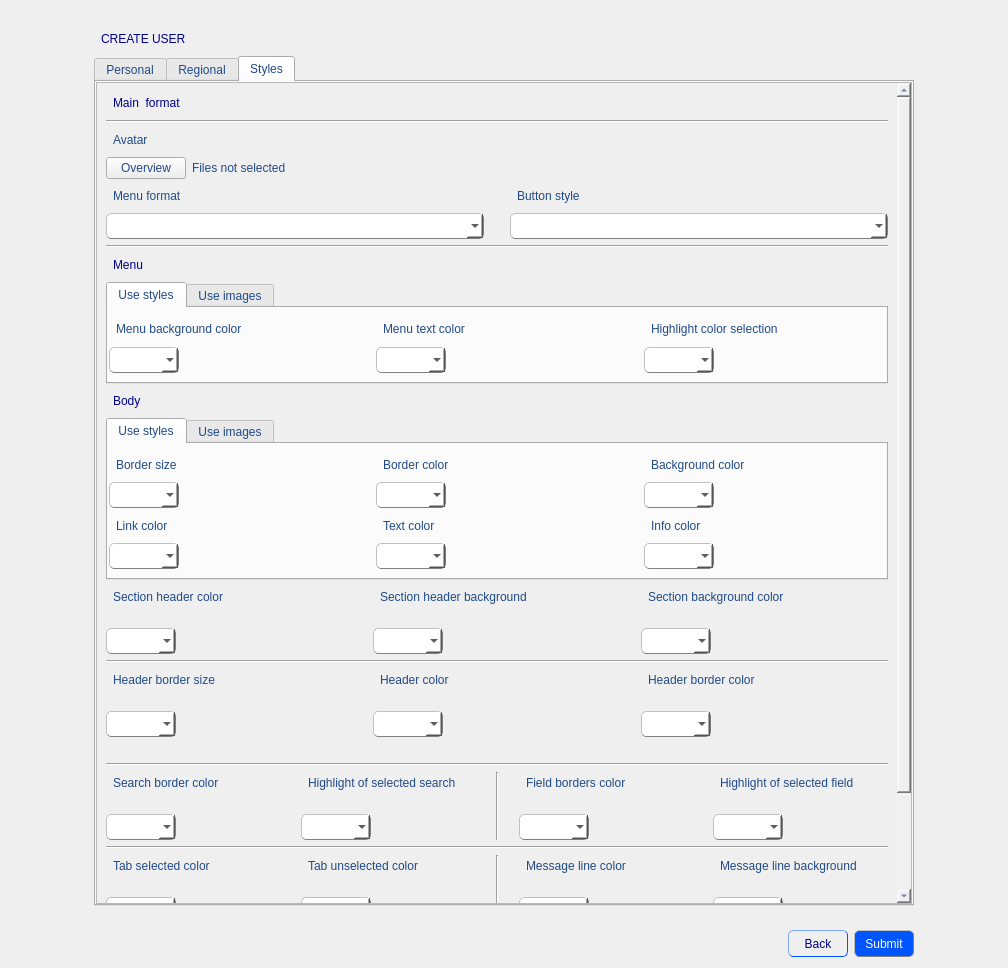
First picture: the form in Builder/Builder/createuserform.ui, repository Rork96/QtProjects, before the edit.
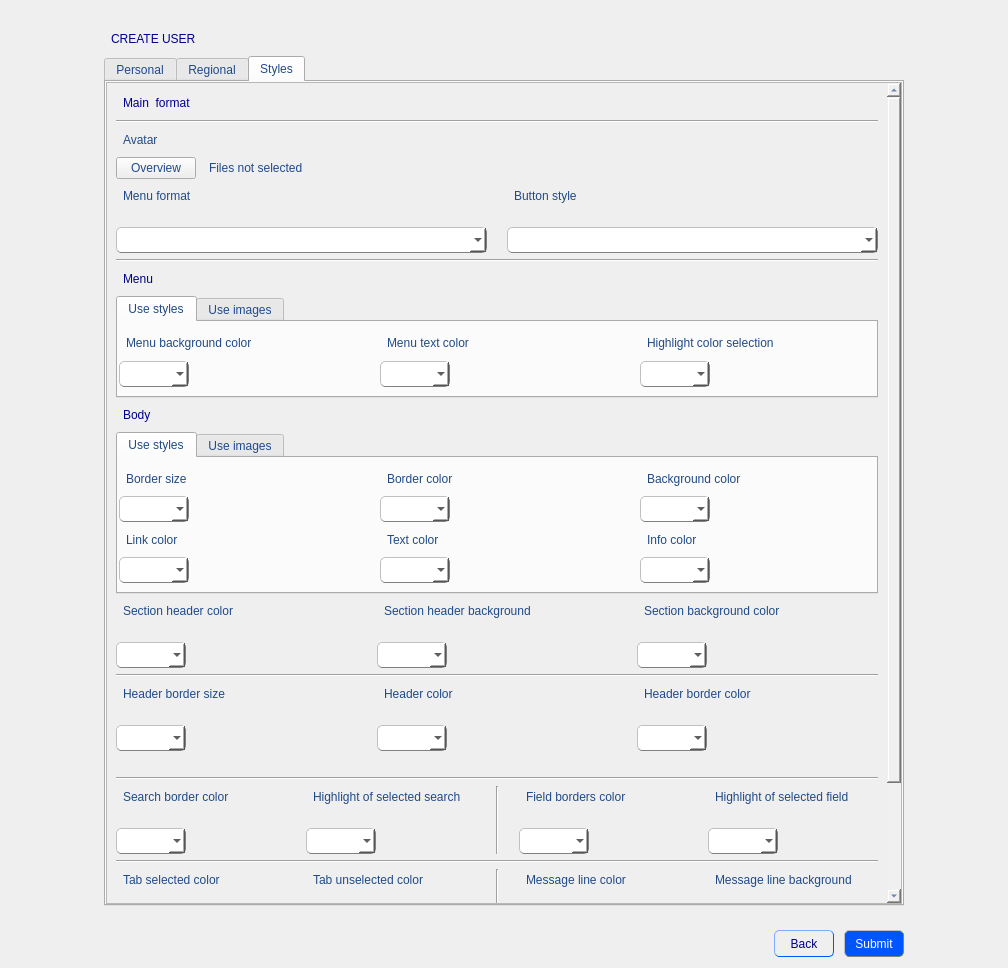
Second picture: the form after the edit. The open tabs and pages were chosen to show the change.

Diff of the .ui file:
```diff
--- a/Builder/Builder/createuserform.ui
+++ b/Builder/Builder/createuserform.ui
@@ -14,11 +14,81 @@
    <string>Form</string>
   </property>
   <property name="styleSheet">
-   <string notr="true"/>
+   <string notr="true">QTabWidget {
+               color: blue;
+               padding: 4px;
+               border-radius: 5px;
+               border: 1px solid grey; 
+               border-style: outset;
+	           font: 11pt &quot;MS Shell Dlg 2&quot;;
+              }
+QWidget {
+               color: rgb(32, 74, 135);
+	           font: 11pt &quot;MS Shell Dlg 2&quot;;
+              }
+QScrollBar {
+			   background-color: rgb(240, 240, 240);
+              }
+QLabel {
+               color: rgb(32, 74, 135);
+               padding: 4px;
+               border-radius: 5px;
+               border-style: outset;
+	           font: 11pt &quot;MS Shell Dlg 2&quot;;
+              }
+QLineEdit {
+               color: black;
+               padding: 4px;
+               border: 1px solid grey; 
+               border-radius: 5px;
+               border-style: outset;
+	           font: 10pt &quot;MS Shell Dlg 2&quot;;
+              }
+QComboBox {
+			   color: black;
+               padding: 4px;
+               border: 1px solid grey; 
+               border-radius: 5px;
+               border-style: outset;
+               font: 9pt &quot;MS Shell Dlg 2&quot;;
+			   background-color: rgb(255, 255, 255);
+              }
+QCheckBox {
+               color: rgb(32, 74, 135);
+               padding: 4px;
+               border-radius: 5px;
+               border-style: outset;
+	           font: 11pt &quot;MS Shell Dlg 2&quot;;
+              }
+QListView {
+               color: black;
+               padding: 4px;
+               border: 1px solid grey; 
+               border-radius: 5px;
+               border-style: outset;
+	           font: 10pt &quot;MS Shell Dlg 2&quot;;
+              }
+QPushButton {
+               font: 10pt &quot;MS Shell Dlg 2&quot;;
+              }
+
+QPushButton:hover {
+               color: blue;
+               border: 1px solid grey;
+               }
+
+QPushButton:pressed {
+               color:  darkblue;
+               background: shadow;
+               border-style: inset;
+               }</string>
   </property>
   <layout class="QGridLayout" name="gridLayout_3">
    <item row="5" column="1">
     <layout class="QHBoxLayout" name="horizontalLayout_3">
+     <property name="spacing">
+      <number>0</number>
+     </property>
      <item>
       <spacer name="horizontalSpacer">
        <property name="orientation">
@@ -67,6 +137,22 @@
        </property>
       </widget>
      </item>
+     <item>
+      <spacer name="horizontalSpacer_6">
+       <property name="orientation">
+        <enum>Qt::Horizontal</enum>
+       </property>
+       <property name="sizeType">
+        <enum>QSizePolicy::Maximum</enum>
+       </property>
+       <property name="sizeHint" stdset="0">
+        <size>
+         <width>10</width>
+         <height>20</height>
+        </size>
+       </property>
+      </spacer>
+     </item>
      <item>
       <widget class="QToolButton" name="userSubmitButton">
        <property name="minimumSize">
@@ -191,7 +277,7 @@
      </property>
      <property name="minimumSize">
       <size>
-       <width>820</width>
+       <width>800</width>
        <height>850</height>
       </size>
      </property>
@@ -202,21 +288,7 @@
       </size>
      </property>
      <property name="styleSheet">
-      <string notr="true">QTabWidget {
-               color: blue;
-               padding: 4px;
-               border-radius: 5px;
-               border: 1px solid grey; 
-               border-style: outset;
-	           font: 11pt &quot;MS Shell Dlg 2&quot;;
-              }
-QWidget {
-               color: rgb(32, 74, 135);
-	           font: 11pt &quot;MS Shell Dlg 2&quot;;
-              }
-QScrollBar {
-			   background-color: rgb(240, 240, 240);
-              }</string>
+      <string notr="true"/>
      </property>
      <property name="currentIndex">
       <number>0</number>
@@ -1101,8 +1173,8 @@
            <rect>
             <x>0</x>
             <y>0</y>
-            <width>795</width>
-            <height>980</height>
+            <width>775</width>
+            <height>982</height>
            </rect>
           </property>
           <layout class="QGridLayout" name="gridLayout_11">
@@ -1122,18 +1194,15 @@
            </item>
            <item row="1" column="0" colspan="2">
             <layout class="QHBoxLayout" name="horizontalLayout_7">
+             <property name="spacing">
+              <number>20</number>
+             </property>
              <item>
               <layout class="QVBoxLayout" name="verticalLayout_18">
                <item>
                 <widget class="QLabel" name="label_20">
                  <property name="styleSheet">
-                  <string notr="true">QLabel {
-               color: rgb(32, 74, 135);
-               padding: 4px;
-               border-radius: 5px;
-               border-style: outset;
-	           font: 11pt &quot;MS Shell Dlg 2&quot;;
-              }</string>
+                  <string notr="true"/>
                  </property>
                  <property name="text">
                   <string>Menu format</string>
@@ -1143,48 +1212,18 @@
                <item>
                 <widget class="QComboBox" name="btnFormatBox">
                  <property name="styleSheet">
-                  <string notr="true">QComboBox {
-			   color: black;
-               padding: 4px;
-               border: 1px solid grey; 
-               border-radius: 5px;
-               border-style: outset;
-               font: 9pt &quot;MS Shell Dlg 2&quot;;
-			   background-color: rgb(255, 255, 255);
-              }</string>
+                  <string notr="true"/>
                  </property>
                 </widget>
                </item>
               </layout>
              </item>
-             <item>
-              <spacer name="horizontalSpacer_9">
-               <property name="orientation">
-                <enum>Qt::Horizontal</enum>
-               </property>
-               <property name="sizeType">
-                <enum>QSizePolicy::Maximum</enum>
-               </property>
-               <property name="sizeHint" stdset="0">
-                <size>
-                 <width>20</width>
-                 <height>20</height>
-                </size>
-               </property>
-              </spacer>
-             </item>
              <item>
               <layout class="QVBoxLayout" name="verticalLayout_19">
                <item>
                 <widget class="QLabel" name="label_21">
                  <property name="styleSheet">
-                  <string notr="true">QLabel {
-               color: rgb(32, 74, 135);
-               padding: 4px;
-               border-radius: 5px;
-               border-style: outset;
-	           font: 11pt &quot;MS Shell Dlg 2&quot;;
-              }</string>
+                  <string notr="true"/>
                  </property>
                  <property name="text">
                   <string>Button style</string>
@@ -1194,15 +1233,7 @@
                <item>
                 <widget class="QComboBox" name="btnStyleBox">
                  <property name="styleSheet">
-                  <string notr="true">QComboBox {
-			   color: black;
-               padding: 4px;
-               border: 1px solid grey; 
-               border-radius: 5px;
-               border-style: outset;
-               font: 9pt &quot;MS Shell Dlg 2&quot;;
-			   background-color: rgb(255, 255, 255);
-              }</string>
+                  <string notr="true"/>
                  </property>
                 </widget>
                </item>
@@ -1233,13 +1264,7 @@
                   </sizepolicy>
                  </property>
                  <property name="styleSheet">
-                  <string notr="true">QLabel {
-               color: rgb(32, 74, 135);
-               padding: 4px;
-               border-radius: 5px;
-               border-style: outset;
-	           font: 11pt &quot;MS Shell Dlg 2&quot;;
-              }</string>
+                  <string notr="true"/>
                  </property>
                  <property name="text">
                   <string>Section header color</string>
@@ -1263,15 +1288,7 @@
                     </size>
                    </property>
                    <property name="styleSheet">
-                    <string notr="true">QComboBox {
-			   color: black;
-               padding: 4px;
-               border: 1px solid grey; 
-               border-radius: 5px;
-               border-style: outset;
-               font: 9pt &quot;MS Shell Dlg 2&quot;;
-			   background-color: rgb(255, 255, 255);
-              }</string>
+                    <string notr="true"/>
                    </property>
                   </widget>
                  </item>
@@ -1303,13 +1320,7 @@
                   </sizepolicy>
                  </property>
                  <property name="styleSheet">
-                  <string notr="true">QLabel {
-               color: rgb(32, 74, 135);
-               padding: 4px;
-               border-radius: 5px;
-               border-style: outset;
-	           font: 11pt &quot;MS Shell Dlg 2&quot;;
-              }</string>
+                  <string notr="true"/>
                  </property>
                  <property name="text">
                   <string>Section header background</string>
@@ -1330,15 +1341,7 @@
                     </size>
                    </property>
                    <property name="styleSheet">
-                    <string notr="true">QComboBox {
-			   color: black;
-               padding: 4px;
-               border: 1px solid grey; 
-               border-radius: 5px;
-               border-style: outset;
-               font: 9pt &quot;MS Shell Dlg 2&quot;;
-			   background-color: rgb(255, 255, 255);
-              }</string>
+                    <string notr="true"/>
                    </property>
                   </widget>
                  </item>
@@ -1370,13 +1373,7 @@
                   </sizepolicy>
                  </property>
                  <property name="styleSheet">
-                  <string notr="true">QLabel {
-               color: rgb(32, 74, 135);
-               padding: 4px;
-               border-radius: 5px;
-               border-style: outset;
-	           font: 11pt &quot;MS Shell Dlg 2&quot;;
-              }</string>
+                  <string notr="true"/>
                  </property>
                  <property name="text">
                   <string>Section background color</string>
@@ -1397,15 +1394,7 @@
                     </size>
                    </property>
                    <property name="styleSheet">
-                    <string notr="true">QComboBox {
-			   color: black;
-               padding: 4px;
-               border: 1px solid grey; 
-               border-radius: 5px;
-               border-style: outset;
-               font: 9pt &quot;MS Shell Dlg 2&quot;;
-			   background-color: rgb(255, 255, 255);
-              }</string>
+                    <string notr="true"/>
                    </property>
                   </widget>
                  </item>
@@ -1444,13 +1433,7 @@
                   </sizepolicy>
                  </property>
                  <property name="styleSheet">
-                  <string notr="true">QLabel {
-               color: rgb(32, 74, 135);
-               padding: 4px;
-               border-radius: 5px;
-               border-style: outset;
-	           font: 11pt &quot;MS Shell Dlg 2&quot;;
-              }</string>
+                  <string notr="true"/>
                  </property>
                  <property name="text">
                   <string>Header border size</string>
@@ -1471,15 +1454,7 @@
                     </size>
                    </property>
                    <property name="styleSheet">
-                    <string notr="true">QComboBox {
-			   color: black;
-               padding: 4px;
-               border: 1px solid grey; 
-               border-radius: 5px;
-               border-style: outset;
-               font: 9pt &quot;MS Shell Dlg 2&quot;;
-			   background-color: rgb(255, 255, 255);
-              }</string>
+                    <string notr="true"/>
                    </property>
                   </widget>
                  </item>
@@ -1511,13 +1486,7 @@
                   </sizepolicy>
                  </property>
                  <property name="styleSheet">
-                  <string notr="true">QLabel {
-               color: rgb(32, 74, 135);
-               padding: 4px;
-               border-radius: 5px;
-               border-style: outset;
-	           font: 11pt &quot;MS Shell Dlg 2&quot;;
-              }</string>
+                  <string notr="true"/>
                  </property>
                  <property name="text">
                   <string>Header color</string>
@@ -1538,15 +1507,7 @@
                     </size>
                    </property>
                    <property name="styleSheet">
-                    <string notr="true">QComboBox {
-			   color: black;
-               padding: 4px;
-               border: 1px solid grey; 
-               border-radius: 5px;
-               border-style: outset;
-               font: 9pt &quot;MS Shell Dlg 2&quot;;
-			   background-color: rgb(255, 255, 255);
-              }</string>
+                    <string notr="true"/>
                    </property>
                   </widget>
                  </item>
@@ -1578,13 +1539,7 @@
                   </sizepolicy>
                  </property>
                  <property name="styleSheet">
-                  <string notr="true">QLabel {
-               color: rgb(32, 74, 135);
-               padding: 4px;
-               border-radius: 5px;
-               border-style: outset;
-	           font: 11pt &quot;MS Shell Dlg 2&quot;;
-              }</string>
+                  <string notr="true"/>
                  </property>
                  <property name="text">
                   <string>Header border color</string>
@@ -1605,15 +1560,7 @@
                     </size>
                    </property>
                    <property name="styleSheet">
-                    <string notr="true">QComboBox {
-			   color: black;
-               padding: 4px;
-               border: 1px solid grey; 
-               border-radius: 5px;
-               border-style: outset;
-               font: 9pt &quot;MS Shell Dlg 2&quot;;
-			   background-color: rgb(255, 255, 255);
-              }</string>
+                    <string notr="true"/>
                    </property>
                   </widget>
                  </item>
@@ -1664,13 +1611,7 @@
              <item>
               <widget class="QLabel" name="label_19">
                <property name="styleSheet">
-                <string notr="true">QLabel {
-               color: rgb(32, 74, 135);
-               padding: 4px;
-               border-radius: 5px;
-               border-style: outset;
-	           font: 11pt &quot;MS Shell Dlg 2&quot;;
-              }</string>
+                <string notr="true"/>
                </property>
                <property name="text">
                 <string>Avatar</string>
@@ -1682,20 +1623,7 @@
                <item>
                 <widget class="QPushButton" name="avatarButton">
                  <property name="styleSheet">
-                  <string notr="true">QPushButton {
-               font: 10pt &quot;MS Shell Dlg 2&quot;;
-              }
-
-QPushButton:hover {
-               color: blue;
-               border: 1px solid grey;
-               }
-
-QPushButton:pressed {
-               color:  darkblue;
-               background: shadow;
-               border-style: inset;
-               }</string>
+                  <string notr="true"/>
                  </property>
                  <property name="text">
                   <string>Overview</string>
@@ -1704,6 +1632,9 @@
                </item>
                <item>
                 <widget class="QLabel" name="avatarNameLabel">
+                 <property name="styleSheet">
+                  <string notr="true"/>
+                 </property>
                  <property name="text">
                   <string>Files not selected</string>
                  </property>
@@ -1753,6 +1684,9 @@
              </item>
              <item>
               <widget class="QTabWidget" name="useStylesTabWidget">
+               <property name="styleSheet">
+                <string notr="true"/>
+               </property>
                <property name="currentIndex">
                 <number>0</number>
                </property>
@@ -1772,13 +1706,7 @@
                    <item>
                     <widget class="QLabel" name="label_24">
                      <property name="styleSheet">
-                      <string notr="true">QLabel {
-               color: rgb(32, 74, 135);
-               padding: 4px;
-               border-radius: 5px;
-               border-style: outset;
-	           font: 11pt &quot;MS Shell Dlg 2&quot;;
-              }</string>
+                      <string notr="true"/>
                      </property>
                      <property name="text">
                       <string>Highlight color selection</string>
@@ -1805,15 +1733,7 @@
                         </size>
                        </property>
                        <property name="styleSheet">
-                        <string notr="true">QComboBox {
-			   color: black;
-               padding: 4px;
-               border: 1px solid grey; 
-               border-radius: 5px;
-               border-style: outset;
-               font: 9pt &quot;MS Shell Dlg 2&quot;;
-			   background-color: rgb(255, 255, 255);
-              }</string>
+                        <string notr="true"/>
                        </property>
                       </widget>
                      </item>
@@ -1839,13 +1759,7 @@
                    <item>
                     <widget class="QLabel" name="label_23">
                      <property name="styleSheet">
-                      <string notr="true">QLabel {
-               color: rgb(32, 74, 135);
-               padding: 4px;
-               border-radius: 5px;
-               border-style: outset;
-	           font: 11pt &quot;MS Shell Dlg 2&quot;;
-              }</string>
+                      <string notr="true"/>
                      </property>
                      <property name="text">
                       <string>Menu text color</string>
@@ -1872,15 +1786,7 @@
                         </size>
                        </property>
                        <property name="styleSheet">
-                        <string notr="true">QComboBox {
-			   color: black;
-               padding: 4px;
-               border: 1px solid grey; 
-               border-radius: 5px;
-               border-style: outset;
-               font: 9pt &quot;MS Shell Dlg 2&quot;;
-			   background-color: rgb(255, 255, 255);
-              }</string>
+                        <string notr="true"/>
                        </property>
                       </widget>
                      </item>
@@ -1906,13 +1812,7 @@
                    <item>
                     <widget class="QLabel" name="label_22">
                      <property name="styleSheet">
-                      <string notr="true">QLabel {
-               color: rgb(32, 74, 135);
-               padding: 4px;
-               border-radius: 5px;
-               border-style: outset;
-	           font: 11pt &quot;MS Shell Dlg 2&quot;;
-              }</string>
+                      <string notr="true"/>
                      </property>
                      <property name="text">
                       <string>Menu background color</string>
@@ -1945,15 +1845,7 @@
                         </size>
                        </property>
                        <property name="styleSheet">
-                        <string notr="true">QComboBox {
-			   color: black;
-               padding: 4px;
-               border: 1px solid grey; 
-               border-radius: 5px;
-               border-style: outset;
-               font: 9pt &quot;MS Shell Dlg 2&quot;;
-			   background-color: rgb(255, 255, 255);
-              }</string>
+                        <string notr="true"/>
                        </property>
                       </widget>
                      </item>
@@ -1975,22 +1867,6 @@
                   </layout>
                  </item>
                  <item row="0" column="1">
-                  <spacer name="horizontalSpacer_10">
-                   <property name="orientation">
-                    <enum>Qt::Horizontal</enum>
-                   </property>
-                   <property name="sizeType">
-                    <enum>QSizePolicy::Maximum</enum>
-                   </property>
-                   <property name="sizeHint" stdset="0">
-                    <size>
-                     <width>20</width>
-                     <height>20</height>
-                    </size>
-                   </property>
-                  </spacer>
-                 </item>
-                 <item row="0" column="3">
                   <spacer name="horizontalSpacer_11">
                    <property name="orientation">
                     <enum>Qt::Horizontal</enum>
@@ -2006,6 +1882,22 @@
                    </property>
                   </spacer>
                  </item>
+                 <item row="0" column="3">
+                  <spacer name="horizontalSpacer_5">
+                   <property name="orientation">
+                    <enum>Qt::Horizontal</enum>
+                   </property>
+                   <property name="sizeType">
+                    <enum>QSizePolicy::Maximum</enum>
+                   </property>
+                   <property name="sizeHint" stdset="0">
+                    <size>
+                     <width>20</width>
+                     <height>20</height>
+                    </size>
+                   </property>
+                  </spacer>
+                 </item>
                 </layout>
                </widget>
                <widget class="QWidget" name="menuImageTab">
@@ -2118,13 +2010,7 @@
                    <item>
                     <widget class="QLabel" name="label_29">
                      <property name="styleSheet">
-                      <string notr="true">QLabel {
-               color: rgb(32, 74, 135);
-               padding: 4px;
-               border-radius: 5px;
-               border-style: outset;
-	           font: 11pt &quot;MS Shell Dlg 2&quot;;
-              }</string>
+                      <string notr="true"/>
                      </property>
                      <property name="text">
                       <string>Border size</string>
@@ -2136,15 +2022,7 @@
                      <item>
                       <widget class="QComboBox" name="borderSizeBox">
                        <property name="styleSheet">
-                        <string notr="true">QComboBox {
-			   color: black;
-               padding: 4px;
-               border: 1px solid grey; 
-               border-radius: 5px;
-               border-style: outset;
-               font: 9pt &quot;MS Shell Dlg 2&quot;;
-			   background-color: rgb(255, 255, 255);
-              }</string>
+                        <string notr="true"/>
                        </property>
                       </widget>
                      </item>
@@ -2186,13 +2064,7 @@
                    <item>
                     <widget class="QLabel" name="label_31">
                      <property name="styleSheet">
-                      <string notr="true">QLabel {
-               color: rgb(32, 74, 135);
-               padding: 4px;
-               border-radius: 5px;
-               border-style: outset;
-	           font: 11pt &quot;MS Shell Dlg 2&quot;;
-              }</string>
+                      <string notr="true"/>
                      </property>
                      <property name="text">
                       <string>Border color</string>
@@ -2219,15 +2091,7 @@
                         </size>
                        </property>
                        <property name="styleSheet">
-                        <string notr="true">QComboBox {
-			   color: black;
-               padding: 4px;
-               border: 1px solid grey; 
-               border-radius: 5px;
-               border-style: outset;
-               font: 9pt &quot;MS Shell Dlg 2&quot;;
-			   background-color: rgb(255, 255, 255);
-              }</string>
+                        <string notr="true"/>
                        </property>
                       </widget>
                      </item>
@@ -2269,13 +2133,7 @@
                    <item>
                     <widget class="QLabel" name="bodyBackColorLabel">
                      <property name="styleSheet">
-                      <string notr="true">QLabel {
-               color: rgb(32, 74, 135);
-               padding: 4px;
-               border-radius: 5px;
-               border-style: outset;
-	           font: 11pt &quot;MS Shell Dlg 2&quot;;
-              }</string>
+                      <string notr="true"/>
                      </property>
                      <property name="text">
                       <string>Background color</string>
@@ -2302,15 +2160,7 @@
                         </size>
                        </property>
                        <property name="styleSheet">
-                        <string notr="true">QComboBox {
-			   color: black;
-               padding: 4px;
-               border: 1px solid grey; 
-               border-radius: 5px;
-               border-style: outset;
-               font: 9pt &quot;MS Shell Dlg 2&quot;;
-			   background-color: rgb(255, 255, 255);
-              }</string>
+                        <string notr="true"/>
                        </property>
                       </widget>
                      </item>
@@ -2336,13 +2186,7 @@
                    <item>
                     <widget class="QLabel" name="label_30">
                      <property name="styleSheet">
-                      <string notr="true">QLabel {
-               color: rgb(32, 74, 135);
-               padding: 4px;
-               border-radius: 5px;
-               border-style: outset;
-	           font: 11pt &quot;MS Shell Dlg 2&quot;;
-              }</string>
+                      <string notr="true"/>
                      </property>
                      <property name="text">
                       <string>Link color</string>
@@ -2369,15 +2213,7 @@
                         </size>
                        </property>
                        <property name="styleSheet">
-                        <string notr="true">QComboBox {
-			   color: black;
-               padding: 4px;
-               border: 1px solid grey; 
-               border-radius: 5px;
-               border-style: outset;
-               font: 9pt &quot;MS Shell Dlg 2&quot;;
-			   background-color: rgb(255, 255, 255);
-              }</string>
+                        <string notr="true"/>
                        </property>
                       </widget>
                      </item>
@@ -2403,13 +2239,7 @@
                    <item>
                     <widget class="QLabel" name="label_32">
                      <property name="styleSheet">
-                      <string notr="true">QLabel {
-               color: rgb(32, 74, 135);
-               padding: 4px;
-               border-radius: 5px;
-               border-style: outset;
-	           font: 11pt &quot;MS Shell Dlg 2&quot;;
-              }</string>
+                      <string notr="true"/>
                      </property>
                      <property name="text">
                       <string>Text color</string>
@@ -2436,15 +2266,7 @@
                         </size>
                        </property>
                        <property name="styleSheet">
-                        <string notr="true">QComboBox {
-			   color: black;
-               padding: 4px;
-               border: 1px solid grey; 
-               border-radius: 5px;
-               border-style: outset;
-               font: 9pt &quot;MS Shell Dlg 2&quot;;
-			   background-color: rgb(255, 255, 255);
-              }</string>
+                        <string notr="true"/>
                        </property>
                       </widget>
                      </item>
@@ -2470,13 +2292,7 @@
                    <item>
                     <widget class="QLabel" name="menuInfColorLabel">
                      <property name="styleSheet">
-                      <string notr="true">QLabel {
-               color: rgb(32, 74, 135);
-               padding: 4px;
-               border-radius: 5px;
-               border-style: outset;
-	           font: 11pt &quot;MS Shell Dlg 2&quot;;
-              }</string>
+                      <string notr="true"/>
                      </property>
                      <property name="text">
                       <string>Info color</string>
@@ -2503,15 +2319,7 @@
                         </size>
                        </property>
                        <property name="styleSheet">
-                        <string notr="true">QComboBox {
-			   color: black;
-               padding: 4px;
-               border: 1px solid grey; 
-               border-radius: 5px;
-               border-style: outset;
-               font: 9pt &quot;MS Shell Dlg 2&quot;;
-			   background-color: rgb(255, 255, 255);
-              }</string>
+                        <string notr="true"/>
                        </property>
                       </widget>
                      </item>
@@ -2641,13 +2449,7 @@
                   </sizepolicy>
                  </property>
                  <property name="styleSheet">
-                  <string notr="true">QLabel {
-               color: rgb(32, 74, 135);
-               padding: 4px;
-               border-radius: 5px;
-               border-style: outset;
-	           font: 11pt &quot;MS Shell Dlg 2&quot;;
-              }</string>
+                  <string notr="true"/>
                  </property>
                  <property name="text">
                   <string>Search border color</string>
@@ -2668,15 +2470,7 @@
                     </size>
                    </property>
                    <property name="styleSheet">
-                    <string notr="true">QComboBox {
-			   color: black;
-               padding: 4px;
-               border: 1px solid grey; 
-               border-radius: 5px;
-               border-style: outset;
-               font: 9pt &quot;MS Shell Dlg 2&quot;;
-			   background-color: rgb(255, 255, 255);
-              }</string>
+                    <string notr="true"/>
                    </property>
                   </widget>
                  </item>
@@ -2708,13 +2502,7 @@
                   </sizepolicy>
                  </property>
                  <property name="styleSheet">
-                  <string notr="true">QLabel {
-               color: rgb(32, 74, 135);
-               padding: 4px;
-               border-radius: 5px;
-               border-style: outset;
-	           font: 11pt &quot;MS Shell Dlg 2&quot;;
-              }</string>
+                  <string notr="true"/>
                  </property>
                  <property name="text">
                   <string>Highlight of selected search</string>
@@ -2735,15 +2523,7 @@
                     </size>
                    </property>
                    <property name="styleSheet">
-                    <string notr="true">QComboBox {
-			   color: black;
-               padding: 4px;
-               border: 1px solid grey; 
-               border-radius: 5px;
-               border-style: outset;
-               font: 9pt &quot;MS Shell Dlg 2&quot;;
-			   background-color: rgb(255, 255, 255);
-              }</string>
+                    <string notr="true"/>
                    </property>
                   </widget>
                  </item>
@@ -2782,13 +2562,7 @@
                   </sizepolicy>
                  </property>
                  <property name="styleSheet">
-                  <string notr="true">QLabel {
-               color: rgb(32, 74, 135);
-               padding: 4px;
-               border-radius: 5px;
-               border-style: outset;
-	           font: 11pt &quot;MS Shell Dlg 2&quot;;
-              }</string>
+                  <string notr="true"/>
                  </property>
                  <property name="text">
                   <string>Field borders color</string>
@@ -2809,15 +2583,7 @@
                     </size>
                    </property>
                    <property name="styleSheet">
-                    <string notr="true">QComboBox {
-			   color: black;
-               padding: 4px;
-               border: 1px solid grey; 
-               border-radius: 5px;
-               border-style: outset;
-               font: 9pt &quot;MS Shell Dlg 2&quot;;
-			   background-color: rgb(255, 255, 255);
-              }</string>
+                    <string notr="true"/>
                    </property>
                   </widget>
                  </item>
@@ -2849,13 +2615,7 @@
                   </sizepolicy>
                  </property>
                  <property name="styleSheet">
-                  <string notr="true">QLabel {
-               color: rgb(32, 74, 135);
-               padding: 4px;
-               border-radius: 5px;
-               border-style: outset;
-	           font: 11pt &quot;MS Shell Dlg 2&quot;;
-              }</string>
+                  <string notr="true"/>
                  </property>
                  <property name="text">
                   <string>Highlight of selected field</string>
@@ -2876,15 +2636,7 @@
                     </size>
                    </property>
                    <property name="styleSheet">
-                    <string notr="true">QComboBox {
-			   color: black;
-               padding: 4px;
-               border: 1px solid grey; 
-               border-radius: 5px;
-               border-style: outset;
-               font: 9pt &quot;MS Shell Dlg 2&quot;;
-			   background-color: rgb(255, 255, 255);
-              }</string>
+                    <string notr="true"/>
                    </property>
                   </widget>
                  </item>
@@ -2939,13 +2691,7 @@
                   </sizepolicy>
                  </property>
                  <property name="styleSheet">
-                  <string notr="true">QLabel {
-               color: rgb(32, 74, 135);
-               padding: 4px;
-               border-radius: 5px;
-               border-style: outset;
-	           font: 11pt &quot;MS Shell Dlg 2&quot;;
-              }</string>
+                  <string notr="true"/>
                  </property>
                  <property name="text">
                   <string>Tab selected color</string>
@@ -2966,15 +2712,7 @@
                     </size>
                    </property>
                    <property name="styleSheet">
-                    <string notr="true">QComboBox {
-			   color: black;
-               padding: 4px;
-               border: 1px solid grey; 
-               border-radius: 5px;
-               border-style: outset;
-               font: 9pt &quot;MS Shell Dlg 2&quot;;
-			   background-color: rgb(255, 255, 255);
-              }</string>
+                    <string notr="true"/>
                    </property>
                   </widget>
                  </item>
@@ -3006,13 +2744,7 @@
                   </sizepolicy>
                  </property>
                  <property name="styleSheet">
-                  <string notr="true">QLabel {
-               color: rgb(32, 74, 135);
-               padding: 4px;
-               border-radius: 5px;
-               border-style: outset;
-	           font: 11pt &quot;MS Shell Dlg 2&quot;;
-              }</string>
+                  <string notr="true"/>
                  </property>
                  <property name="text">
                   <string>Tab unselected color</string>
@@ -3033,15 +2765,7 @@
                     </size>
                    </property>
                    <property name="styleSheet">
-                    <string notr="true">QComboBox {
-			   color: black;
-               padding: 4px;
-               border: 1px solid grey; 
-               border-radius: 5px;
-               border-style: outset;
-               font: 9pt &quot;MS Shell Dlg 2&quot;;
-			   background-color: rgb(255, 255, 255);
-              }</string>
+                    <string notr="true"/>
                    </property>
                   </widget>
                  </item>
@@ -3080,13 +2804,7 @@
                   </sizepolicy>
                  </property>
                  <property name="styleSheet">
-                  <string notr="true">QLabel {
-               color: rgb(32, 74, 135);
-               padding: 4px;
-               border-radius: 5px;
-               border-style: outset;
-	           font: 11pt &quot;MS Shell Dlg 2&quot;;
-              }</string>
+                  <string notr="true"/>
                  </property>
                  <property name="text">
                   <string>Message line color</string>
@@ -3107,15 +2825,7 @@
                     </size>
                    </property>
                    <property name="styleSheet">
-                    <string notr="true">QComboBox {
-			   color: black;
-               padding: 4px;
-               border: 1px solid grey; 
-               border-radius: 5px;
-               border-style: outset;
-               font: 9pt &quot;MS Shell Dlg 2&quot;;
-			   background-color: rgb(255, 255, 255);
-              }</string>
+                    <string notr="true"/>
                    </property>
                   </widget>
                  </item>
@@ -3147,13 +2857,7 @@
                   </sizepolicy>
                  </property>
                  <property name="styleSheet">
-                  <string notr="true">QLabel {
-               color: rgb(32, 74, 135);
-               padding: 4px;
-               border-radius: 5px;
-               border-style: outset;
-	           font: 11pt &quot;MS Shell Dlg 2&quot;;
-              }</string>
+                  <string notr="true"/>
                  </property>
                  <property name="text">
                   <string>Message line background</string>
@@ -3174,15 +2878,7 @@
                     </size>
                    </property>
                    <property name="styleSheet">
-                    <string notr="true">QComboBox {
-			   color: black;
-               padding: 4px;
-               border: 1px solid grey; 
-               border-radius: 5px;
-               border-style: outset;
-               font: 9pt &quot;MS Shell Dlg 2&quot;;
-			   background-color: rgb(255, 255, 255);
-              }</string>
+                    <string notr="true"/>
                    </property>
                   </widget>
                  </item>
```
Left out of the diff: 644 changed lines with no effect on the pictures.
